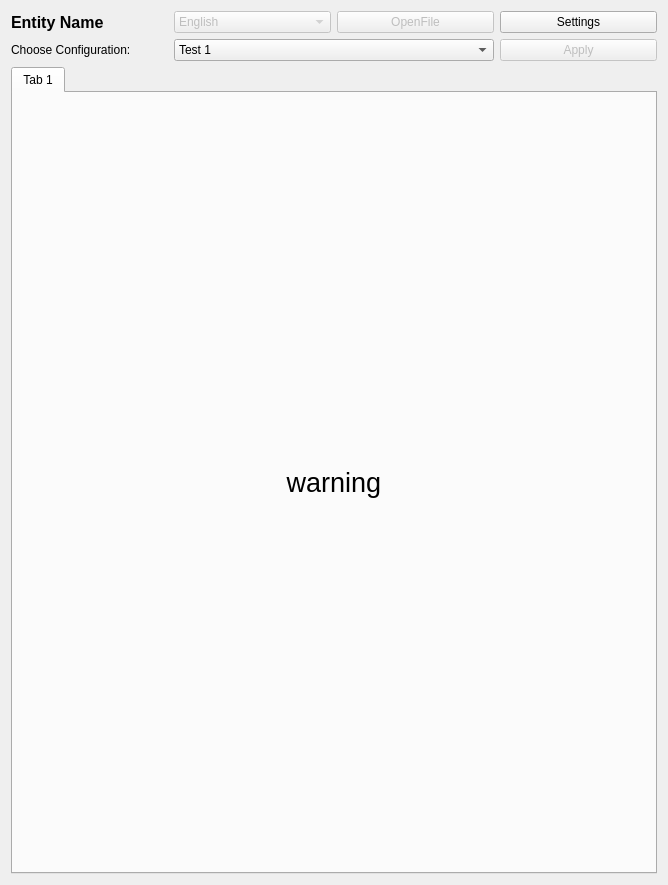
Above: src/emvview.ui from Moos-Media/HiveEMV before the change. Below: the same form after it.
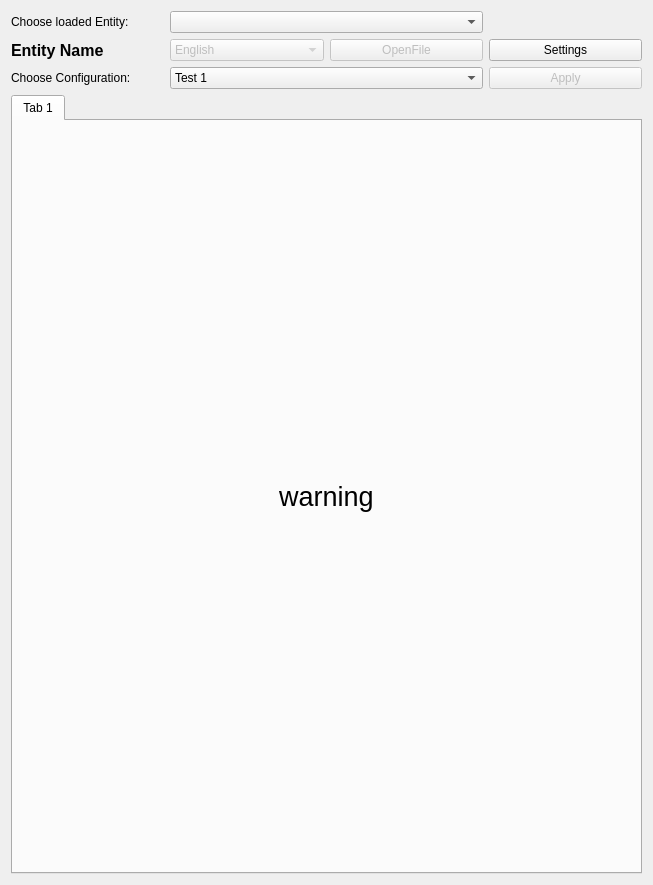
That is the form after the change.

What changed in the file:
```diff
--- a/src/emvview.ui
+++ b/src/emvview.ui
@@ -6,7 +6,7 @@
    <rect>
     <x>0</x>
     <y>0</y>
-    <width>668</width>
+    <width>653</width>
     <height>885</height>
    </rect>
   </property>
@@ -14,7 +14,7 @@
    <string>EmvView</string>
   </property>
   <layout class="QGridLayout" name="gridLayout">
-   <item row="2" column="2" colspan="2">
+   <item row="3" column="2" colspan="2">
     <widget class="QComboBox" name="configurationPicker">
      <item>
       <property name="text">
@@ -28,24 +28,38 @@
      </item>
     </widget>
    </item>
-   <item row="2" column="1">
+   <item row="3" column="1">
     <widget class="QLabel" name="label">
      <property name="text">
       <string>Choose Configuration:</string>
      </property>
     </widget>
    </item>
-   <item row="2" column="4">
-    <widget class="QPushButton" name="configurationChangeButton">
+   <item row="2" column="3">
+    <widget class="QPushButton" name="openFilePushButton">
      <property name="enabled">
       <bool>false</bool>
      </property>
      <property name="text">
-      <string>Apply</string>
+      <string>OpenFile</string>
      </property>
     </widget>
    </item>
-   <item row="4" column="1" colspan="4">
+   <item row="2" column="1">
+    <widget class="QLabel" name="entityLabel">
+     <property name="font">
+      <font>
+       <pointsize>12</pointsize>
+       <weight>75</weight>
+       <bold>true</bold>
+      </font>
+     </property>
+     <property name="text">
+      <string>Entity Name</string>
+     </property>
+    </widget>
+   </item>
+   <item row="5" column="1" colspan="4">
     <widget class="QTabWidget" name="tabWidget">
      <property name="currentIndex">
       <number>0</number>
@@ -74,21 +88,7 @@
      </widget>
     </widget>
    </item>
-   <item row="1" column="1">
-    <widget class="QLabel" name="entityLabel">
-     <property name="font">
-      <font>
-       <pointsize>12</pointsize>
-       <weight>75</weight>
-       <bold>true</bold>
-      </font>
-     </property>
-     <property name="text">
-      <string>Entity Name</string>
-     </property>
-    </widget>
-   </item>
-   <item row="1" column="2">
+   <item row="2" column="2">
     <widget class="QComboBox" name="languagePicker">
      <property name="enabled">
       <bool>false</bool>
@@ -110,23 +110,33 @@
      </item>
     </widget>
    </item>
-   <item row="1" column="3">
-    <widget class="QPushButton" name="openFilePushButton">
+   <item row="3" column="4">
+    <widget class="QPushButton" name="configurationChangeButton">
      <property name="enabled">
       <bool>false</bool>
      </property>
      <property name="text">
-      <string>OpenFile</string>
+      <string>Apply</string>
      </property>
     </widget>
    </item>
-   <item row="1" column="4">
+   <item row="2" column="4">
     <widget class="QPushButton" name="openSettingsPushButton">
      <property name="text">
       <string>Settings</string>
      </property>
     </widget>
    </item>
+   <item row="1" column="2" colspan="2">
+    <widget class="QComboBox" name="entityPicker"/>
+   </item>
+   <item row="1" column="1">
+    <widget class="QLabel" name="label_2">
+     <property name="text">
+      <string>Choose loaded Entity:</string>
+     </property>
+    </widget>
+   </item>
   </layout>
  </widget>
  <layoutdefault spacing="6" margin="11"/>
```
